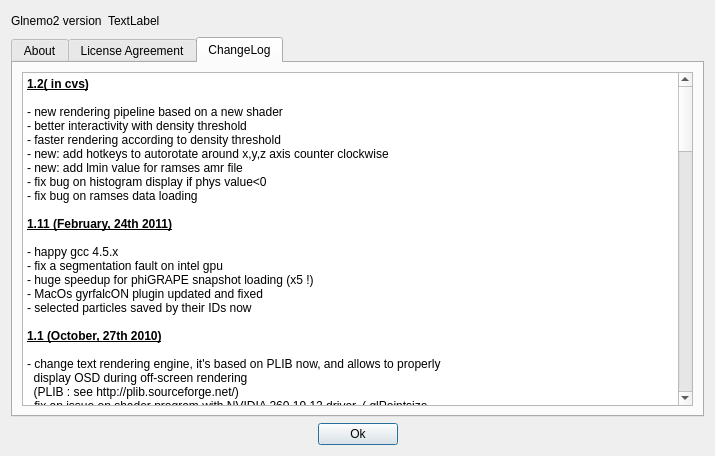
First picture: the form in usr/jcl/glnemo2/src/formabout.ui, repository teuben/nemo, before the edit.
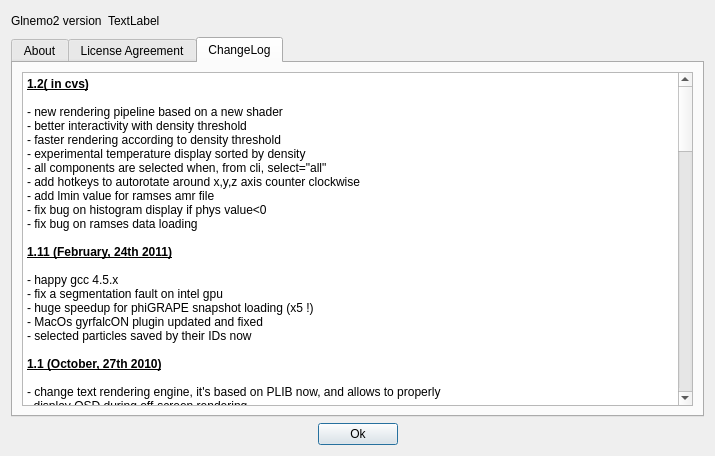
Second picture: the form after the edit. Icons and pictures are not drawn.

Commit message: - experimental temperature display sorted by density  - all components are selected when, from cli, select="all"

The edit to the form file:
```diff
--- a/usr/jcl/glnemo2/src/formabout.ui
+++ b/usr/jcl/glnemo2/src/formabout.ui
@@ -1062,8 +1062,10 @@
 &lt;p style=&quot; margin-top:0px; margin-bottom:0px; margin-left:0px; margin-right:0px; -qt-block-indent:0; text-indent:0px;&quot;&gt;- new rendering pipeline based on a new shader&lt;/p&gt;
 &lt;p style=&quot; margin-top:0px; margin-bottom:0px; margin-left:0px; margin-right:0px; -qt-block-indent:0; text-indent:0px;&quot;&gt;- better interactivity with density threshold&lt;/p&gt;
 &lt;p style=&quot; margin-top:0px; margin-bottom:0px; margin-left:0px; margin-right:0px; -qt-block-indent:0; text-indent:0px;&quot;&gt;- faster rendering according to density threshold&lt;/p&gt;
-&lt;p style=&quot; margin-top:0px; margin-bottom:0px; margin-left:0px; margin-right:0px; -qt-block-indent:0; text-indent:0px;&quot;&gt;- new: add hotkeys to autorotate around x,y,z axis counter clockwise&lt;/p&gt;
-&lt;p style=&quot; margin-top:0px; margin-bottom:0px; margin-left:0px; margin-right:0px; -qt-block-indent:0; text-indent:0px;&quot;&gt;- new: add lmin value for ramses amr file&lt;/p&gt;
+&lt;p style=&quot; margin-top:0px; margin-bottom:0px; margin-left:0px; margin-right:0px; -qt-block-indent:0; text-indent:0px;&quot;&gt;- experimental temperature display sorted by density&lt;/p&gt;
+&lt;p style=&quot; margin-top:0px; margin-bottom:0px; margin-left:0px; margin-right:0px; -qt-block-indent:0; text-indent:0px;&quot;&gt;- all components are selected when, from cli, select=&amp;quot;all&amp;quot;&lt;/p&gt;
+&lt;p style=&quot; margin-top:0px; margin-bottom:0px; margin-left:0px; margin-right:0px; -qt-block-indent:0; text-indent:0px;&quot;&gt;- add hotkeys to autorotate around x,y,z axis counter clockwise&lt;/p&gt;
+&lt;p style=&quot; margin-top:0px; margin-bottom:0px; margin-left:0px; margin-right:0px; -qt-block-indent:0; text-indent:0px;&quot;&gt;- add lmin value for ramses amr file&lt;/p&gt;
 &lt;p style=&quot; margin-top:0px; margin-bottom:0px; margin-left:0px; margin-right:0px; -qt-block-indent:0; text-indent:0px;&quot;&gt;- fix bug on histogram display if phys value&amp;lt;0&lt;/p&gt;
 &lt;p style=&quot; margin-top:0px; margin-bottom:0px; margin-left:0px; margin-right:0px; -qt-block-indent:0; text-indent:0px;&quot;&gt;- fix bug on ramses data loading&lt;/p&gt;
 &lt;p style=&quot;-qt-paragraph-type:empty; margin-top:0px; margin-bottom:0px; margin-left:0px; margin-right:0px; -qt-block-indent:0; text-indent:0px;&quot;&gt;&lt;/p&gt;
```
The commit also changes 13 other files.
